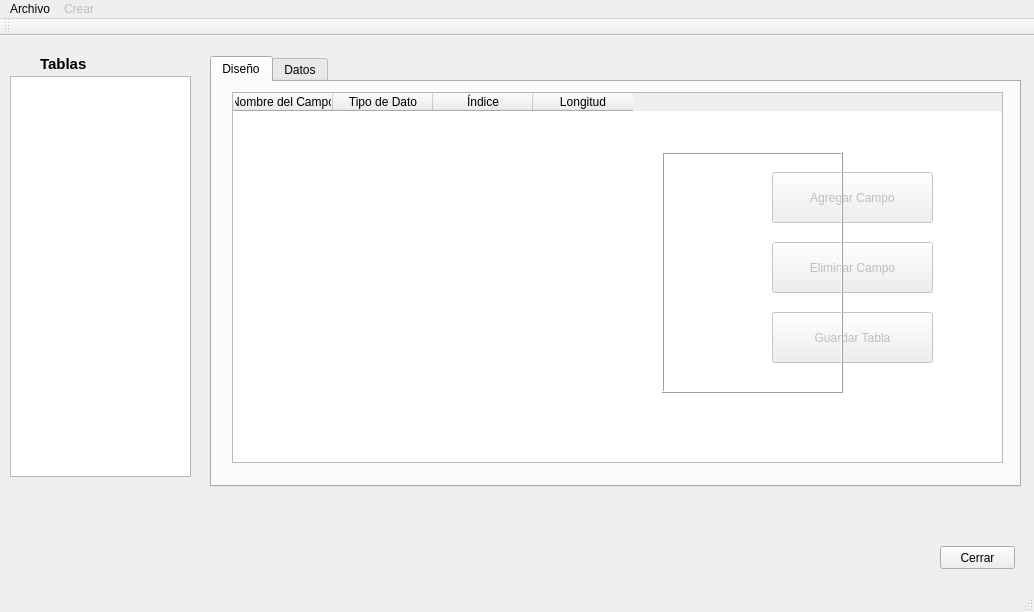
orgaArchivos/Project_Orga, file mainwindow.ui: the form before one commit.
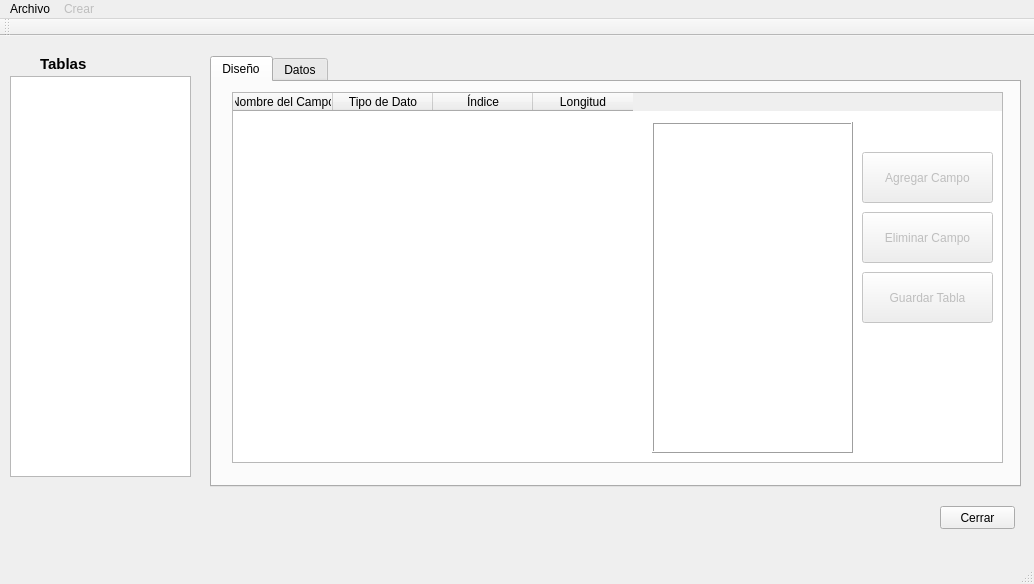
The form after the commit. The open tabs and pages were chosen to show the change. Icons and pictures are not drawn.

What changed in the file:
```diff
--- a/mainwindow.ui
+++ b/mainwindow.ui
@@ -7,7 +7,7 @@
     <x>0</x>
     <y>0</y>
     <width>1034</width>
-    <height>612</height>
+    <height>584</height>
    </rect>
   </property>
   <property name="windowTitle">
@@ -76,9 +76,9 @@
       </property>
       <property name="geometry">
        <rect>
-        <x>560</x>
-        <y>90</y>
-        <width>161</width>
+        <x>650</x>
+        <y>70</y>
+        <width>131</width>
         <height>51</height>
        </rect>
       </property>
@@ -92,9 +92,9 @@
       </property>
       <property name="geometry">
        <rect>
-        <x>560</x>
-        <y>160</y>
-        <width>161</width>
+        <x>650</x>
+        <y>130</y>
+        <width>131</width>
         <height>51</height>
        </rect>
       </property>
@@ -108,9 +108,9 @@
       </property>
       <property name="geometry">
        <rect>
-        <x>560</x>
-        <y>230</y>
-        <width>161</width>
+        <x>650</x>
+        <y>190</y>
+        <width>131</width>
         <height>51</height>
        </rect>
       </property>
@@ -121,10 +121,10 @@
      <widget class="QFrame" name="frame">
       <property name="geometry">
        <rect>
-        <x>450</x>
-        <y>70</y>
-        <width>181</width>
-        <height>241</height>
+        <x>440</x>
+        <y>40</y>
+        <width>201</width>
+        <height>331</height>
        </rect>
       </property>
       <property name="frameShape">
@@ -254,7 +254,7 @@
     <property name="geometry">
      <rect>
       <x>940</x>
-      <y>510</y>
+      <y>470</y>
       <width>75</width>
       <height>23</height>
      </rect>
@@ -267,7 +267,7 @@
     <property name="geometry">
      <rect>
       <x>10</x>
-      <y>530</y>
+      <y>500</y>
       <width>931</width>
       <height>20</height>
      </rect>
```
Left out of the diff: 46 changed lines with no effect on the pictures.
